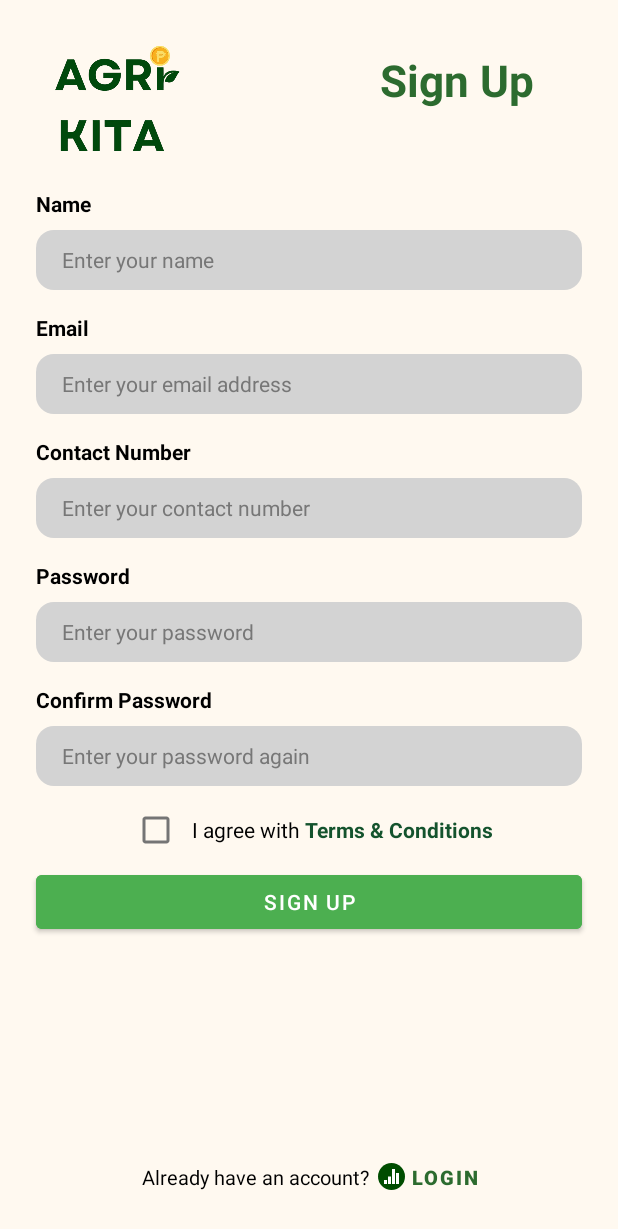
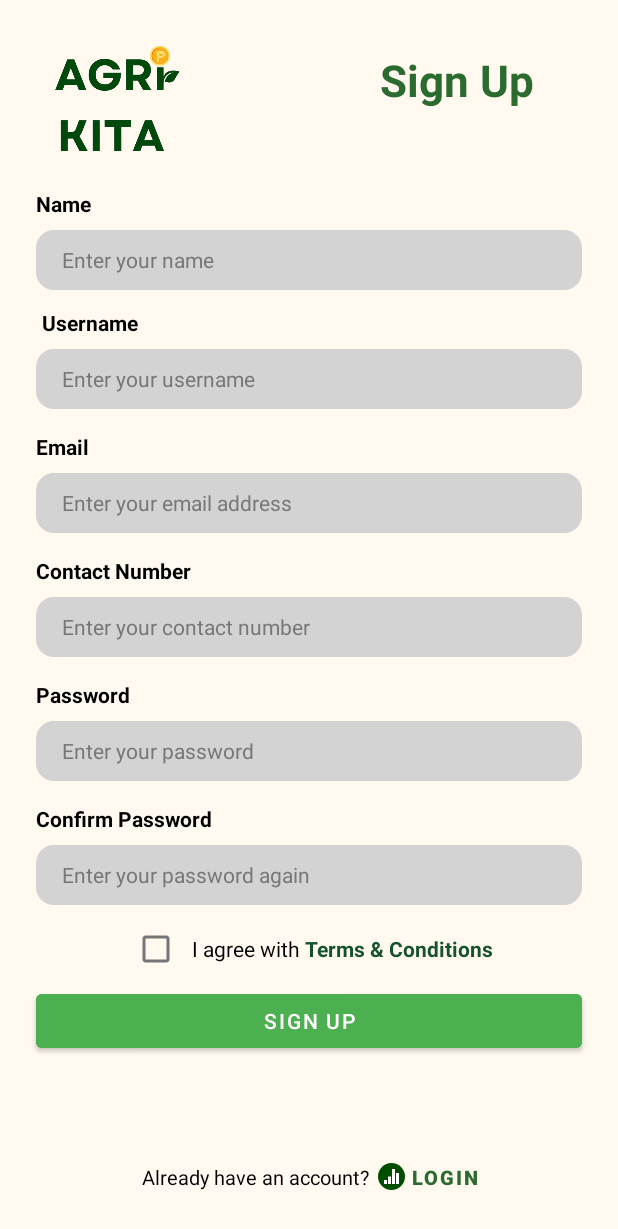
Before and after one commit to Gnashal/AgriKita-frontend, an Android app: the SignUp screen opened directly, with no data from a screen before it, on a phone screen of 412 x 824 dp. Shown: the top 1229 px of the screen. Run offline under Robolectric (Android 15) with nearby library versions, the phone set to English and light mode, and no system bars.

Commit message:
add/feat: working login and signup features

```diff
--- a/app/src/main/java/mobdev/agrikita/models/auth/SignupResponse.java
+++ b/app/src/main/java/mobdev/agrikita/models/auth/SignupResponse.java
@@ -26,4 +26,8 @@ public class SignupResponse {
     public void setNewUser(UserRecord newUser) {
         this.newUser = newUser;
     }
+
+    public String getEmail() {
+        return newUser != null ? newUser.getEmail() : null;
+    }
 }
--- a/app/src/main/java/mobdev/agrikita/pages/SignUp.java
+++ b/app/src/main/java/mobdev/agrikita/pages/SignUp.java
@@ -1,6 +1,11 @@
 package mobdev.agrikita.pages;
 
+import android.content.Intent;
 import android.os.Bundle;
+import android.widget.Button;
+import android.widget.CheckBox;
+import android.widget.EditText;
+import android.widget.Toast;
 
 import androidx.activity.EdgeToEdge;
 import androidx.appcompat.app.AppCompatActivity;
@@ -9,9 +14,15 @@ import androidx.core.view.ViewCompat;
 import androidx.core.view.WindowInsetsCompat;
 
 import mobdev.agrikita.R;
+import mobdev.agrikita.models.auth.AuthService;
+import mobdev.agrikita.models.auth.SignupResponse;
 
 public class SignUp extends AppCompatActivity {
+    EditText emailInput, usernameInput, nameInput, phoneInput, passwordInput, confirmPassInput;
+    CheckBox checkbox;
+    Button signUp, toLogin;
 
+    AuthService authService;
     @Override
     protected void onCreate(Bundle savedInstanceState) {
         super.onCreate(savedInstanceState);
@@ -22,5 +33,85 @@ public class SignUp extends AppCompatActivity {
             v.setPadding(systemBars.left, systemBars.top, systemBars.right, systemBars.bottom);
             return insets;
         });
+
+        authService = new AuthService();
+
+        emailInput = findViewById(R.id.emailInput);
+        usernameInput = findViewById(R.id.usernameInput);
+        nameInput = findViewById(R.id.nameInput);
+        phoneInput = findViewById(R.id.contactInput);
+        passwordInput = findViewById(R.id.passwordInput);
+        confirmPassInput = findViewById(R.id.confirmPasswordInput);
+        signUp = findViewById(R.id.signupBtn);
+        toLogin = findViewById(R.id.toLoginPage);
+        checkbox = findViewById(R.id.termsCheckbox);
+
+        signUp.setOnClickListener(v -> signUp());
+        toLogin.setOnClickListener(v -> toLogin());
+    }
+
+    public void signUp(){
+        String email = emailInput.getText().toString().trim();
+        String username = usernameInput.getText().toString().trim();
+        String name = nameInput.getText().toString().trim();
+        String phone = phoneInput.getText().toString().trim();
+        String password = passwordInput.getText().toString().trim();
+        String confirmPassword = confirmPassInput.getText().toString().trim();
+
+        if (!isFieldMissing(email, username, name, phone, password, confirmPassword)) return;
+        if (!isPasswordsSame(password, confirmPassword)) return;
+        if (!isCheckboxChecked()) return;
+
+
+        authService.signupUser(email, username, name, phone, password, new AuthService.SignupCallback() {
+            @Override
+            public void onSuccess(SignupResponse signupResponse) {
+                toLoginSuccess(signupResponse);
+            }
+
+            @Override
+            public void onFailure(String errorMessage) {
+                showErrorMessage(errorMessage);
+            }
+        });
+    }
+    public boolean isPasswordsSame(String pass1, String pass2) {
+        if (!pass1.equals(pass2)) {
+            Toast.makeText(this, "Passwords do not match", Toast.LENGTH_SHORT).show();
+            return false;
+        }
+        return true;
+    }
+
+    public boolean isCheckboxChecked() {
+        if (!checkbox.isChecked()) {
+            Toast.makeText(this, "Please check the Terms and Conditions", Toast.LENGTH_SHORT).show();
+            return false;
+        }
+        return true;
+    }
+
+    public boolean isFieldMissing(String email, String username, String name, String phone, String password, String confirmPass) {
+        if (email.isEmpty() || username.isEmpty() || name.isEmpty() ||
+                phone.isEmpty() || password.isEmpty() || confirmPass.isEmpty()) {
+            Toast.makeText(this, "Fields cannot be empty", Toast.LENGTH_SHORT).show();
+            return false;
+        }
+        return true;
+    }
+
+    private void showErrorMessage(String message) {
+        Toast.makeText(this, message, Toast.LENGTH_SHORT).show();
+    }
+
+    private void toLoginSuccess(SignupResponse signupResponse) {
+        Intent intent = new Intent(SignUp.this, Login.class);
+        intent.putExtra("email", signupResponse.getEmail());
+        startActivity(intent);
+        finish();
+    }
+    private void toLogin(){
+        startActivity(new Intent(this, Login.class));
+        finish();
     }
 }
--- a/app/src/main/res/layout/activity_sign_up.xml
+++ b/app/src/main/res/layout/activity_sign_up.xml
@@ -1,7 +1,12 @@
 <?xml version="1.0" encoding="utf-8"?>
-<androidx.constraintlayout.widget.ConstraintLayout xmlns:android="http://schemas.android.com/apk/res/android"
+<ScrollView
+    xmlns:android="http://schemas.android.com/apk/res/android"
     xmlns:app="http://schemas.android.com/apk/res-auto"
     xmlns:tools="http://schemas.android.com/tools"
+    android:layout_width="match_parent"
+    android:layout_height="match_parent"
+    android:fillViewport="true">
+<androidx.constraintlayout.widget.ConstraintLayout
     android:id="@+id/main"
     android:layout_width="match_parent"
     android:layout_height="match_parent"
@@ -77,6 +82,43 @@
         app:layout_constraintTop_toBottomOf="@id/nameLabel"
         tools:ignore="HardcodedText,RtlSymmetry,TextFields" />
 
+    <!-- Username Label -->
+
+    <!-- Username Input -->
+
+    <TextView
+        android:id="@+id/usernameLabel"
+        android:layout_width="wrap_content"
+        android:layout_height="wrap_content"
+        android:layout_marginStart="4dp"
+        android:layout_marginTop="12dp"
+        android:text="Username"
+        android:textColor="#000000"
+        android:textSize="14sp"
+        android:textStyle="bold"
+        app:layout_constraintStart_toStartOf="@+id/nameInput"
+        app:layout_constraintTop_toBottomOf="@id/nameInput"
+        tools:ignore="HardcodedText" />
+
+    <EditText
+        android:id="@+id/usernameInput"
+        android:layout_width="0dp"
+        android:layout_height="40dp"
+        android:layout_marginStart="24dp"
+        android:layout_marginTop="8dp"
+        android:layout_marginEnd="24dp"
+        android:background="@drawable/input_field_01"
+        android:backgroundTint="#D3D3D3"
+        android:hint="Enter your username"
+        android:importantForAutofill="no"
+        android:textColorHint="#777777"
+        android:textSize="14sp"
+        android:paddingStart="17sp"
+        app:layout_constraintEnd_toEndOf="parent"
+        app:layout_constraintStart_toStartOf="parent"
+        app:layout_constraintTop_toBottomOf="@id/usernameLabel"
+        tools:ignore="HardcodedText,RtlSymmetry,TextFields" />
+
     <!-- Email Label -->
     <TextView
         android:id="@+id/emailLabel"
@@ -89,7 +131,7 @@
         android:textSize="14sp"
         android:textStyle="bold"
         app:layout_constraintStart_toStartOf="parent"
-        app:layout_constraintTop_toBottomOf="@id/nameInput"
+        app:layout_constraintTop_toBottomOf="@id/usernameInput"
         tools:ignore="HardcodedText" />
 
     <!-- Email Input -->
@@ -325,4 +367,5 @@
 
     </LinearLayout>
 
-</androidx.constraintlayout.widget.ConstraintLayout>
+    </androidx.constraintlayout.widget.ConstraintLayout>
+</ScrollView>
```
Also changed, not shown: app/src/main/java/mobdev/agrikita/models/auth/AuthService.java (+31 -3 lines), app/src/main/java/mobdev/agrikita/models/auth/SignupRequest.java (+1 -13 lines), app/src/main/java/mobdev/agrikita/pages/Login.java (+7 -1 lines).
